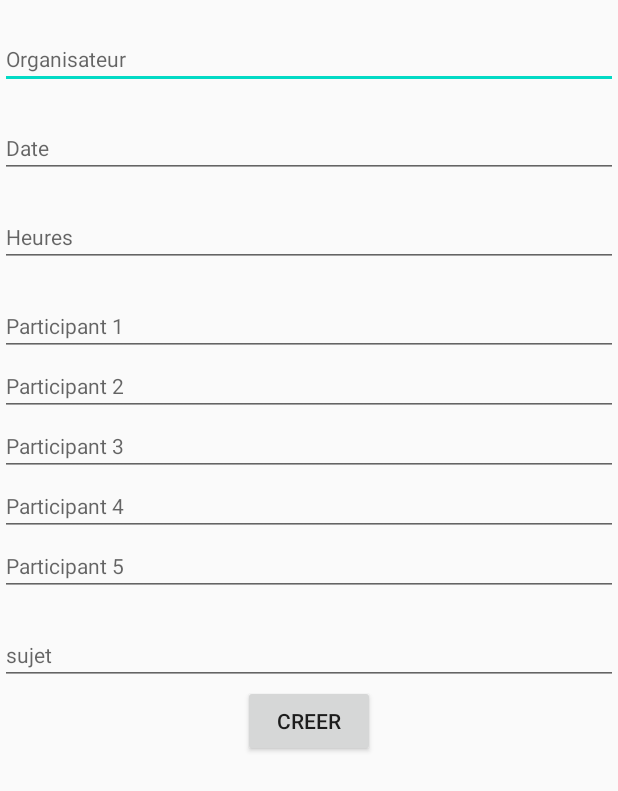
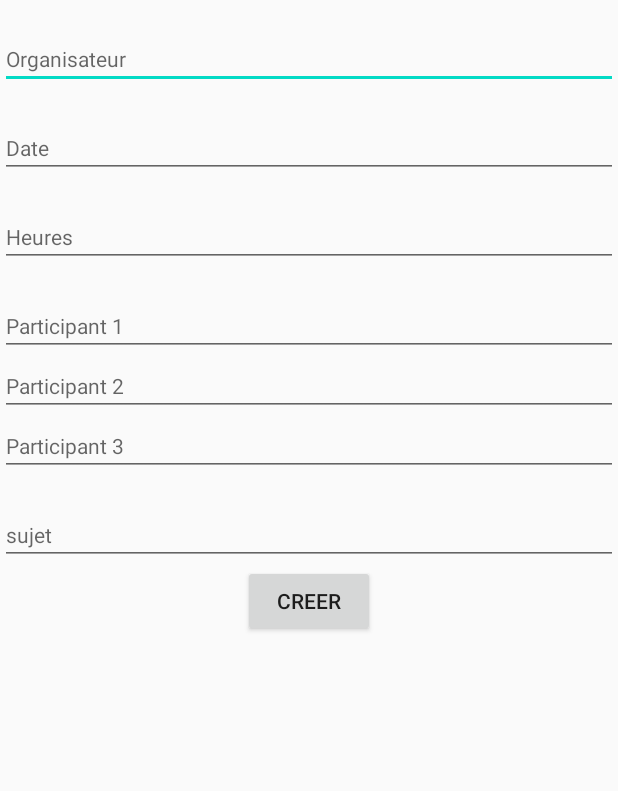
Before and after one commit to DownaB/Mareu, an Android app: the layout activty_add_meeting.xml on its own in the app's theme, with its tools: preview values and no code run, on a phone screen of 412 x 824 dp. Shown: the top 791 px of the screen. Run offline under Robolectric (Android 15) with nearby library versions, the light colour scheme and no system bars.

Commit message:
Modif après mentorat

```diff
--- a/app/build.gradle
+++ b/app/build.gradle
@@ -21,6 +21,7 @@ android {
         }
     }
 
+
 }
 
 dependencies {
--- a/app/src/main/java/Controller/ApiService.java
+++ b/app/src/main/java/com/downa/maru/Controller/ApiService.java
@@ -1,4 +1,4 @@
-package Controller;
+package com.downa.maru.Controller;
 
 import java.util.List;
 
--- a/app/src/main/java/Controller/MainActivity.java
+++ b/app/src/main/java/com/downa/maru/Controller/MainActivity.java
@@ -1,9 +1,6 @@
-package Controller;
+package com.downa.maru.Controller;
 
 import android.os.Bundle;
-import android.text.Layout;
-import android.widget.ArrayAdapter;
-import android.widget.ListView;
 
 import com.downa.maru.R;
 
@@ -15,7 +12,6 @@ import androidx.annotation.Nullable;
 import androidx.appcompat.app.AppCompatActivity;
 import androidx.recyclerview.widget.LinearLayoutManager;
 import androidx.recyclerview.widget.RecyclerView;
-import butterknife.Bind;
 
 public class MainActivity extends AppCompatActivity {
 
--- a/app/src/main/java/Controller/MeetingAdapter.java
+++ b/app/src/main/java/com/downa/maru/Controller/MeetingAdapter.java
@@ -1,9 +1,8 @@
-package Controller;
+package com.downa.maru.Controller;
 
 import android.view.LayoutInflater;
 import android.view.View;
 import android.view.ViewGroup;
-import android.widget.Button;
 import android.widget.ImageButton;
 import android.widget.ImageView;
 import android.widget.TextView;
--- a/app/src/main/java/Controller/MeetingApiService.java
+++ b/app/src/main/java/com/downa/maru/Controller/MeetingApiService.java
@@ -1,4 +1,4 @@
-package Controller;
+package com.downa.maru.Controller;
 
 import java.util.List;
 
--- a/app/src/main/java/Model/Meeting.java
+++ b/app/src/main/java/com/downa/maru/Model/Meeting.java
@@ -1,4 +1,4 @@
-package Model;
+package com.downa.maru.Model;
 
 public class Meeting {
 
--- a/app/src/main/res/layout/activty_add_meeting.xml
+++ b/app/src/main/res/layout/activty_add_meeting.xml
@@ -22,7 +22,7 @@
         style="@style/Widget.MaterialComponents.TextInputLayout.OutlinedBox"
         android:layout_width="match_parent"
         android:layout_height="wrap_content"
-        android:hint="Organisateur"
+        android:hint="@string/organisateur"
         android:inputType="text"/>
 
         <TextView
@@ -80,22 +80,6 @@
             android:hint="Participant 3"
             android:inputType="textEmailAddress"/>
 
-        <EditText
-            android:id="@+id/ParticipantsLyt4"
-            style="@style/Widget.MaterialComponents.TextInputLayout.OutlinedBox"
-            android:layout_width="match_parent"
-            android:layout_height="wrap_content"
-            android:hint="Participant 4"
-            android:inputType="textEmailAddress"/>
-
-        <EditText
-            android:id="@+id/ParticipantsLyt5"
-            style="@style/Widget.MaterialComponents.TextInputLayout.OutlinedBox"
-            android:layout_width="match_parent"
-            android:layout_height="wrap_content"
-            android:hint="Participant 5"
-            android:inputType="textEmailAddress"/>
-
         <TextView
             android:id="@+id/Subject"
             android:layout_width="match_parent"
--- a/app/src/main/res/values/strings.xml
+++ b/app/src/main/res/values/strings.xml
@@ -10,4 +10,7 @@
     <string name="hello_first_fragment">Hello first fragment</string>
     <string name="hello_second_fragment">Hello second fragment. Arg: %1$s</string>
     <string name="Ma_Réu">Ma réu</string>
+    <string name="date">date</string>
+    <string name="salle">salle</string>
+    <string name="organisateur">Organisateur</string>
 </resources>
```
Also changed, not shown: app/src/main/java/com/downa/maru/View/AddMeeting.java (renamed from app/src/main/java/View/AddMeeting.java, +2 -7 lines), app/src/main/res/menu/main_menu.xml (added, +15 -0 lines).
